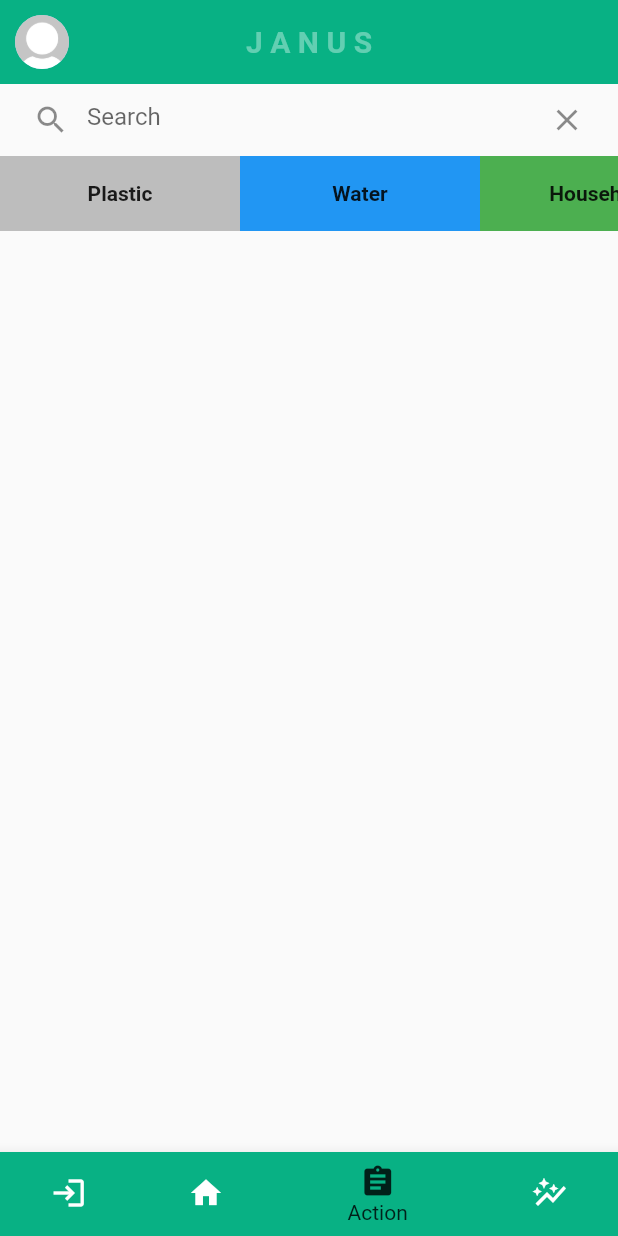
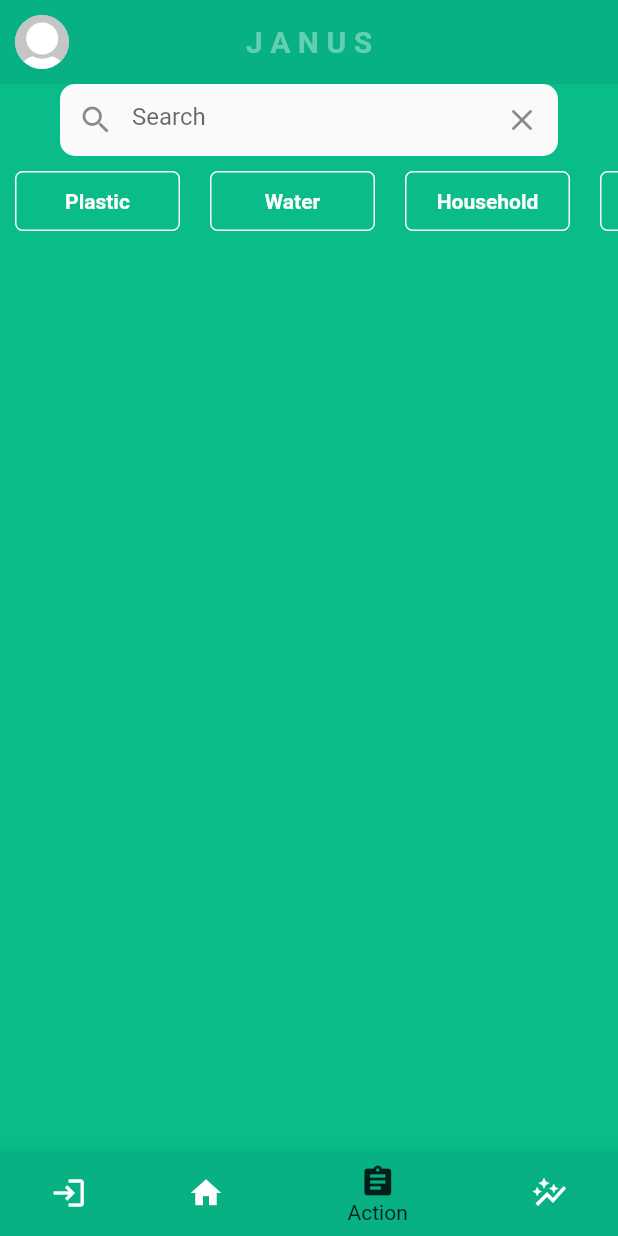
Before and after one commit to jeyeong/climate-ark-app, a Flutter app: the screen it shows after launch, item 3 of the bottom bar chosen, on a phone screen of 412 x 824 dp. Run offline on Flutter 3.47's test engine with Material 2 defaults, Android fonts, the phone set to English and light mode, and no system bars; our stand-ins replace fl_chart, fluttericon, material_floating_search_bar; missing offline and left inert: dart:html.

Commit message:
refactored actions page scroll and search bar still kinda ugly tho

```diff
--- a/canvas/lib/components/action_page/search_bar.dart
+++ b/canvas/lib/components/action_page/search_bar.dart
@@ -1,5 +1,8 @@
+// ignore_for_file: unnecessary_new
+
 import 'dart:html';
 
+import 'package:canvas/constants.dart';
 import 'package:canvas/main.dart';
 import 'package:flutter/material.dart';
 import 'package:material_floating_search_bar/material_floating_search_bar.dart';
@@ -15,7 +18,12 @@ class _SearchBarState extends State<SearchBar> {
   @override
   Widget build(BuildContext context) {
     return Container(
-      padding: const EdgeInsets.symmetric(horizontal: 10),
+      padding: const EdgeInsets.symmetric(horizontal: 40),
+      child: Container(
+          decoration: const BoxDecoration(
+            color: offsetWhite,
+            borderRadius: BorderRadius.all(Radius.circular(10)),
+          ),
           child: TextField(
             decoration: InputDecoration(
                 prefixIcon: const Icon(Icons.search),
@@ -23,7 +31,7 @@ class _SearchBarState extends State<SearchBar> {
                     IconButton(icon: const Icon(Icons.clear), onPressed: () {}),
                 hintText: 'Search',
                 border: InputBorder.none),
-      ),
+          )),
     );
   }
 }
--- a/canvas/lib/components/action_page/suggestions_box.dart
+++ b/canvas/lib/components/action_page/suggestions_box.dart
@@ -1,3 +1,4 @@
+import 'package:canvas/constants.dart';
 import 'package:flutter/material.dart';
 import 'package:flutter/gestures.dart';
 import 'dart:collection';
@@ -19,65 +20,96 @@ class _SuggestionBoxState extends State<SuggestionBox> {
               mainAxisAlignment: MainAxisAlignment.spaceEvenly,
               children: <Widget>[
                 Container(
-                  width: 160.0,
-                  height: 50,
-                  color: Colors.grey[400],
+                    padding: const EdgeInsets.all(10),
+                    width: 130.0,
+                    height: 60,
+                    child: Container(
+                      decoration: BoxDecoration(
+                        border: Border.all(color: offsetWhite),
+                        borderRadius: BorderRadius.all(Radius.circular(5)),
+                      ),
                       child: Center(
                         child: Text(
                           'Plastic',
                           textAlign: TextAlign.center,
-                      style: TextStyle(fontWeight: FontWeight.bold),
+                          style: TextStyle(
+                              fontWeight: FontWeight.bold, color: offsetWhite),
+                        ),
+                      ),
+                    )),
+                Container(
+                    padding: const EdgeInsets.all(10),
+                    width: 130.0,
+                    height: 60,
+                    child: Container(
+                      decoration: BoxDecoration(
+                        border: Border.all(color: offsetWhite),
+                        borderRadius: BorderRadius.all(Radius.circular(5)),
+                      ),
+                      child: Center(
+                        child: Text(
+                          'Water',
+                          textAlign: TextAlign.center,
+                          style: TextStyle(
+                              fontWeight: FontWeight.bold, color: offsetWhite),
+                        ),
+                      ),
+                    )),
+                Container(
+                    padding: const EdgeInsets.all(10),
+                    width: 130.0,
+                    height: 60,
+                    child: Container(
+                      decoration: BoxDecoration(
+                        border: Border.all(color: offsetWhite),
+                        borderRadius: BorderRadius.all(Radius.circular(5)),
+                      ),
+                      child: Center(
+                        child: Text(
+                          'Household',
+                          textAlign: TextAlign.center,
+                          style: TextStyle(
+                              fontWeight: FontWeight.bold, color: offsetWhite),
+                        ),
+                      ),
+                    )),
+                Container(
+                  padding: const EdgeInsets.all(10),
+                  width: 130.0,
+                  height: 60,
+                  child: Container(
+                    decoration: BoxDecoration(
+                      border: Border.all(color: offsetWhite),
+                      borderRadius: BorderRadius.all(Radius.circular(5)),
+                    ),
+                    child: Center(
+                      child: Text(
+                        'Electricity',
+                        textAlign: TextAlign.center,
+                        style: TextStyle(
+                            fontWeight: FontWeight.bold, color: offsetWhite),
+                      ),
                     ),
                   ),
                 ),
                 Container(
-                  width: 160.0,
-                  height: 50,
-                  color: Colors.blue,
-                  child: Center(
-                    child: Text(
-                      'Water',
-                      textAlign: TextAlign.center,
-                      style: TextStyle(fontWeight: FontWeight.bold),
+                    padding: const EdgeInsets.all(10),
+                    width: 130.0,
+                    height: 60,
+                    child: Container(
+                      decoration: BoxDecoration(
+                        border: Border.all(color: offsetWhite),
+                        borderRadius: BorderRadius.all(Radius.circular(5)),
                       ),
-                  ),
-                ),
-                Container(
-                  width: 160.0,
-                  height: 50,
-                  color: Colors.green,
-                  child: Center(
-                    child: Text(
-                      'Household',
-                      textAlign: TextAlign.center,
-                      style: TextStyle(fontWeight: FontWeight.bold),
-                    ),
-                  ),
-                ),
-                Container(
-                  width: 160.0,
-                  height: 50,
-                  color: Colors.yellow,
-                  child: Center(
-                    child: Text(
-                      'Electricity',
-                      textAlign: TextAlign.center,
-                      style: TextStyle(fontWeight: FontWeight.bold),
-                    ),
-                  ),
-                ),
-                Container(
-                  width: 160.0,
-                  height: 50,
-                  color: Colors.orange,
                       child: Center(
                         child: Text(
                           'Transportation',
                           textAlign: TextAlign.center,
-                      style: TextStyle(fontWeight: FontWeight.bold),
+                          style: TextStyle(
+                              fontWeight: FontWeight.bold, color: offsetWhite),
                         ),
                       ),
-                ),
+                    )),
               ],
             )));
   }
--- a/canvas/lib/views/action_page.dart
+++ b/canvas/lib/views/action_page.dart
@@ -10,13 +10,14 @@ class ActionPage extends StatelessWidget {
 
   @override
   Widget build(BuildContext context) {
-    return Container(
+    return Scaffold(
         //replace line 15 Stack with Column to see scrollable functionality
-        child: Column(children: [
-      //SearchBar(),
-      Positioned.fill(child: SearchBar()),
-      Positioned(top: 60, child: SuggestionBox()),
-      //Positioned.fill(child: SearchBar()),
-    ]));
+        body: new Container(
+            color: primaryColor,
+            child: Column(children: [
+              //SearchBar(),
+              Positioned.fill(child: SearchBar()),
+              Positioned(top: 60, child: SuggestionBox()),
+            ])));
   }
 }
```
Also changed, not shown: 2 other files. Lines whose indentation alone changed are shown as unchanged.
